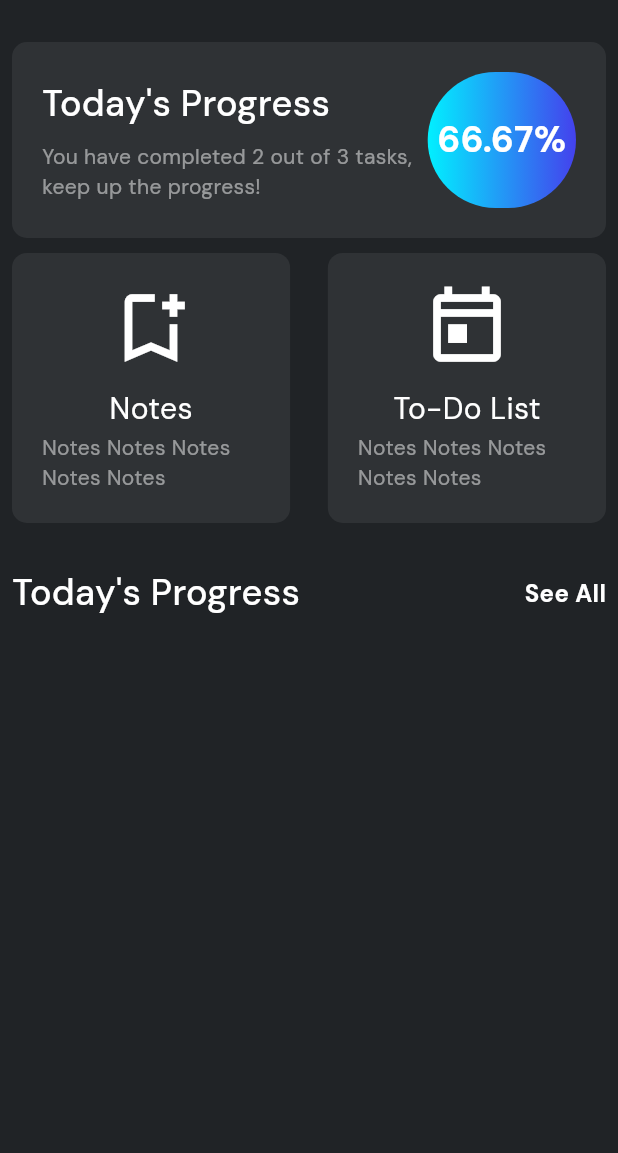
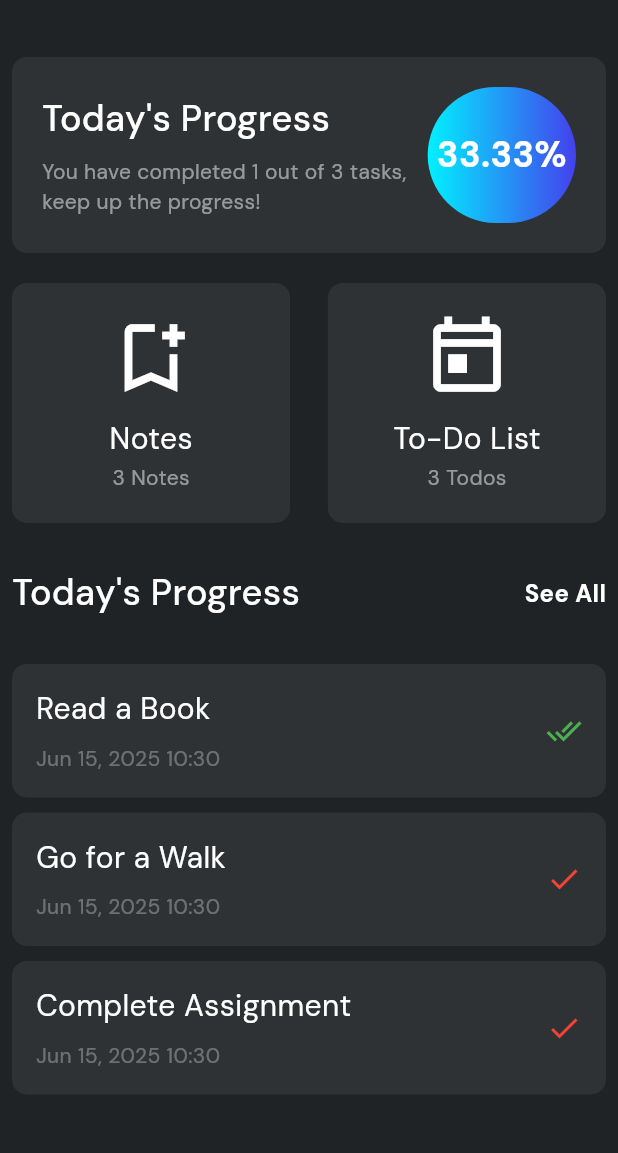
Before and after one commit to teshankalhara/notes-sphere-flutter-app, a Flutter app: the screen it shows after launch, on a phone screen of 412 x 824 dp, the part 69-1222 px from its top. Run offline on Flutter 3.47's test engine with Material 3 defaults, Android fonts, the light colour scheme and no system bars; our stand-ins replace go_router, google_fonts, hive, hive_flutter; accounts and stored records are empty; generated files the repository leaves out were written again.

Commit message:
Enhance HomeScreen to load and display todos and notes, including a message for empty todos

```diff
--- a/lib/screens/home_screen.dart
+++ b/lib/screens/home_screen.dart
@@ -1,7 +1,12 @@
 import 'package:flutter/material.dart';
+import 'package:notes_sphere_flutter_app/models/note_model.dart';
+import 'package:notes_sphere_flutter_app/models/todo_model.dart';
+import 'package:notes_sphere_flutter_app/services/note_service.dart';
+import 'package:notes_sphere_flutter_app/services/todo_service.dart';
 import 'package:notes_sphere_flutter_app/utils/constants.dart';
 import 'package:notes_sphere_flutter_app/utils/router.dart';
 import 'package:notes_sphere_flutter_app/utils/text_styles.dart';
+import 'package:notes_sphere_flutter_app/widgets/main_screen_todo_card.dart';
 import 'package:notes_sphere_flutter_app/widgets/notes_todo_card.dart';
 import 'package:notes_sphere_flutter_app/widgets/progress_card.dart';
 
@@ -13,6 +18,41 @@ class HomeScreen extends StatefulWidget {
 }
 
 class _HomeScreenState extends State<HomeScreen> {
+  List<Note> allNotes = [];
+  List<Todo> allTodos = [];
+
+  @override
+  void initState() {
+    super.initState();
+    _checkIfUserIsNew();
+    setState(() {});
+  }
+
+  void _checkIfUserIsNew() async {
+    final bool isNewUser =
+        await TodoService().isNewUser() || await NoteService().isNewUser();
+    if (isNewUser) {
+      await TodoService().createInitialTodos();
+      await NoteService().createInitialNotes();
+    }
+    _loadNotes();
+    _loadTodos();
+  }
+
+  Future<void> _loadNotes() async {
+    final List<Note> loadedNotes = await NoteService().loadNotes();
+    setState(() {
+      allNotes = loadedNotes;
+    });
+  }
+
+  Future<void> _loadTodos() async {
+    final List<Todo> loadedTodos = await TodoService().loadTodos();
+    setState(() {
+      allTodos = loadedTodos;
+    });
+  }
+
   @override
   Widget build(BuildContext context) {
     return Scaffold(
@@ -23,9 +63,12 @@ class _HomeScreenState extends State<HomeScreen> {
         padding: const EdgeInsets.all(8),
         child: Column(
           children: [
-            SizedBox(height: AppConstants.kDefaultHeight),
-            ProgressCard(completedTasks: 2, totalTasks: 3),
-            SizedBox(height: AppConstants.kDefaultHeight),
+            SizedBox(height: AppConstants.kDefaultHeight * 2),
+            ProgressCard(
+              completedTasks: allTodos.where((t) => t.isDone).length,
+              totalTasks: allTodos.length,
+            ),
+            SizedBox(height: AppConstants.kDefaultHeight * 2),
             Row(
               mainAxisAlignment: MainAxisAlignment.spaceBetween,
               children: [
@@ -35,7 +78,7 @@ class _HomeScreenState extends State<HomeScreen> {
                   },
                   child: NotesTodoCard(
                     title: 'Notes',
-                    description: "Notes Notes Notes Notes Notes",
+                    description: "${allNotes.length} Notes",
                     icon: Icons.bookmark_add_outlined,
                   ),
                 ),
@@ -45,7 +88,7 @@ class _HomeScreenState extends State<HomeScreen> {
                   },
                   child: NotesTodoCard(
                     title: 'To-Do List',
-                    description: "Notes Notes Notes Notes Notes",
+                    description: "${allTodos.length} Todos",
                     icon: Icons.today_outlined,
                   ),
                 ),
@@ -59,6 +102,54 @@ class _HomeScreenState extends State<HomeScreen> {
                 Text("See All", style: AppTextStyles.appButton),
               ],
             ),
+            SizedBox(height: AppConstants.kDefaultHeight * 3),
+            allTodos.isEmpty
+                ? Container(
+                  margin: EdgeInsets.only(
+                    top: MediaQuery.of(context).size.height * 0.1,
+                  ),
+                  child: Center(
+                    child: Column(
+                      children: [
+                        Text(
+                          "No tasks for today , Add some tasks to get started!",
+                          style: AppTextStyles.appDescription.copyWith(
+                            color: Colors.grey,
+                          ),
+                          textAlign: TextAlign.center,
+                        ),
+                        const SizedBox(height: 20),
+                        ElevatedButton(
+                          style: ButtonStyle(
+                            backgroundColor: MaterialStateProperty.all(
+                              Colors.blue,
+                            ),
+                          ),
+                          onPressed: () {
+                            AppRouter.router.push("/todos");
+                          },
+                          child: const Text("Add Task"),
+                        ),
+                      ],
+                    ),
+                  ),
+                )
+                : Expanded(
+                  child: ListView.builder(
+                    itemCount: allTodos.length,
+                    itemBuilder: (context, index) {
+                      return Padding(
+                        padding: const EdgeInsets.only(bottom: 10),
+                        child: MainScreenToDoCard(
+                          toDoTitle: allTodos[index].title,
+                          date: allTodos[index].date.toString(),
+                          time: allTodos[index].time.toString(),
+                          isDone: allTodos[index].isDone,
+                        ),
+                      );
+                    },
+                  ),
+                ),
           ],
         ),
       ),
```
